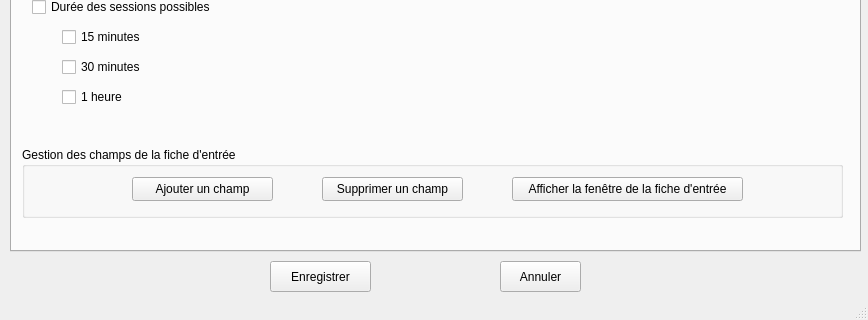
Before: the Qt Designer form configuration.ui in impli-osx/session_manager, drawn with Qt 5; both pictures show x 0 to 868 and y 158 to 478 of the 868 by 478 pixel window.
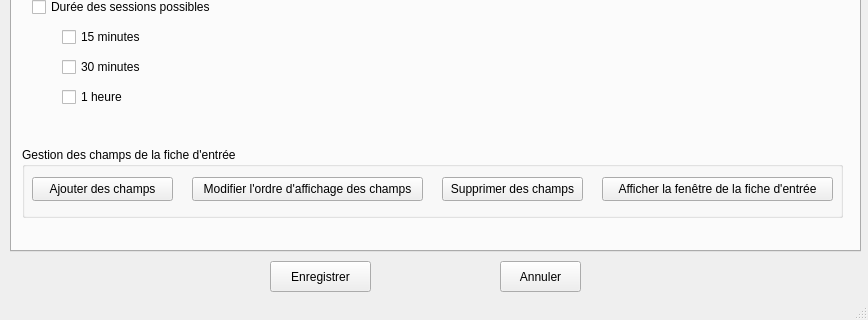
After: the same form once the commit is applied. The open tabs and pages were chosen to show the change.

Diff of the .ui file:
```diff
--- a/configuration.ui
+++ b/configuration.ui
@@ -167,33 +167,33 @@
       <widget class="QPushButton" name="ajouter_champ">
        <property name="geometry">
         <rect>
-         <x>110</x>
+         <x>10</x>
          <y>30</y>
          <width>141</width>
          <height>24</height>
         </rect>
        </property>
        <property name="text">
-        <string>Ajouter un champ</string>
+        <string>Ajouter des champs</string>
        </property>
       </widget>
       <widget class="QPushButton" name="supprimer_champ">
        <property name="geometry">
         <rect>
-         <x>300</x>
+         <x>420</x>
          <y>30</y>
          <width>141</width>
          <height>24</height>
         </rect>
        </property>
        <property name="text">
-        <string>Supprimer un champ</string>
+        <string>Supprimer des champs</string>
        </property>
       </widget>
       <widget class="QPushButton" name="fiche_afficher">
        <property name="geometry">
         <rect>
-         <x>490</x>
+         <x>580</x>
          <y>30</y>
          <width>231</width>
          <height>24</height>
@@ -203,6 +203,19 @@
         <string>Afficher la fenêtre de la fiche d'entrée</string>
        </property>
       </widget>
+      <widget class="QPushButton" name="modifier_ordre">
+       <property name="geometry">
+        <rect>
+         <x>170</x>
+         <y>30</y>
+         <width>231</width>
+         <height>24</height>
+        </rect>
+       </property>
+       <property name="text">
+        <string>Modifier l'ordre d'affichage des champs</string>
+       </property>
+      </widget>
      </widget>
      <widget class="QPushButton" name="aide_fiche">
       <property name="geometry">
```
Left out of the diff: 4 changed lines with no effect on the pictures.
